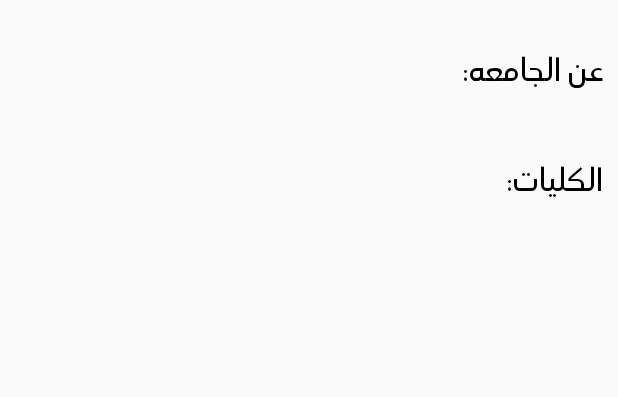
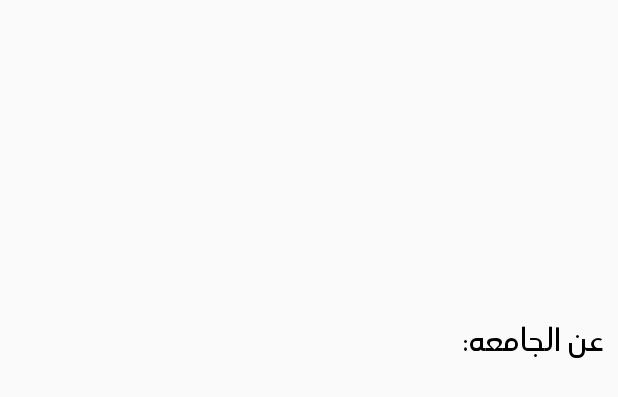
Before and after one commit to Abdulrahman-AlGhamdi/Saudi-Universities-Directory, an Android app: the layout fragment_details.xml on its own in the app's theme, with its tools: preview values and no code run, on a phone screen of 412 x 824 dp. Shown: the top 397 px of the screen. Run offline under Robolectric (Android 15) with nearby library versions, the phone set to English and light mode, and no system bars.

Commit message:
1- Change College From Hard Text String to a University's Web Page for Colleges

```diff
--- a/app/src/main/AndroidManifest.xml
+++ b/app/src/main/AndroidManifest.xml
@@ -1,6 +1,5 @@
 <?xml version="1.0" encoding="utf-8"?>
 <manifest
-
     xmlns:android="http://schemas.android.com/apk/res/android"
     package="com.ss.universitiesdirectory">
 
@@ -21,5 +20,4 @@
             </intent-filter>
         </activity>
     </application>
-
 </manifest>
--- a/app/src/main/java/com/ss/universitiesdirectory/Fragment/NewsFragment.java
+++ b/app/src/main/java/com/ss/universitiesdirectory/Fragment/NewsFragment.java
@@ -17,6 +17,7 @@ public class NewsFragment extends Fragment {
 
         Bundle bundle = this.getArguments();
         ListView listView = view.findViewById(R.id.NewsList);
+
         if(bundle.getString("News") != null){
             new Downloader(getActivity(), bundle.getString("News"), listView).execute();
         }
--- a/app/src/main/java/com/ss/universitiesdirectory/Fragment/UniversitiesFragment.java
+++ b/app/src/main/java/com/ss/universitiesdirectory/Fragment/UniversitiesFragment.java
@@ -358,7 +358,7 @@ public class UniversitiesFragment extends Fragment {
             bundle.putString("About", model.getAbout());
         }
         if(model.getCollege() != null){
-            bundle.putString("Collage", model.getCollege());
+            bundle.putString("College", model.getCollege());
         }
         if(model.getTwitter() != null){
             bundle.putString("Twitter", model.getTwitter());
--- a/app/src/main/res/layout/fragment_details.xml
+++ b/app/src/main/res/layout/fragment_details.xml
@@ -10,7 +10,7 @@
     <ImageView
         android:id="@+id/Logo"
         android:layout_width="match_parent"
-        android:layout_height="wrap_content"
+        android:layout_height="200dp"
         app:layout_constraintEnd_toEndOf="parent"
         app:layout_constraintStart_toStartOf="parent"
         app:layout_constraintTop_toTopOf="parent"
@@ -55,31 +55,21 @@
                     app:layout_constraintEnd_toEndOf="parent"
                     app:layout_constraintStart_toStartOf="parent"
                     app:layout_constraintTop_toBottomOf="@+id/AboutUniversity" />
+            </androidx.constraintlayout.widget.ConstraintLayout>
 
-                <TextView
-                    android:id="@+id/College"
-                    android:layout_width="wrap_content"
-                    android:layout_height="wrap_content"
-                    android:fontFamily="@font/questv_regular"
-                    android:text="@string/college"
-                    android:textColor="@color/Black"
-                    android:textSize="20sp"
-                    android:layout_marginTop="5dp"
-                    app:layout_constraintEnd_toEndOf="parent"
-                    app:layout_constraintTop_toBottomOf="@+id/AboutText" />
-
-                <TextView
-                    android:id="@+id/CollegeText"
-                    android:layout_width="match_parent"
-                    android:layout_height="wrap_content"
-                    android:layout_marginTop="5dp"
-                    android:fontFamily="@font/questv_regular"
-                    android:textSize="15sp"
-                    app:layout_constraintEnd_toEndOf="parent"
-                    app:layout_constraintStart_toStartOf="parent"
-                    app:layout_constraintTop_toBottomOf="@+id/College" />
-
-            </androidx.constraintlayout.widget.ConstraintLayout>
+            <Button
+                android:layout_marginTop="20dp"
+                android:id="@+id/College"
+                android:layout_width="match_parent"
+                android:layout_height="wrap_content"
+                android:background="@drawable/college_button_design"
+                android:text="@string/college"
+                android:visibility="gone"
+                android:textColor="@color/Beige"
+                android:textSize="20sp"
+                android:fontFamily="@font/questv_regular"
+                app:layout_constraintStart_toStartOf="parent"
+                app:layout_constraintTop_toTopOf="parent" />
 
             <Button
                 android:layout_marginTop="20dp"
@@ -124,7 +114,5 @@
                 android:background="@drawable/communication_button_design"
                 app:layout_constraintStart_toStartOf="parent" />
         </LinearLayout>
-
     </ScrollView>
-
 </androidx.constraintlayout.widget.ConstraintLayout>
--- a/app/src/main/res/values/colors.xml
+++ b/app/src/main/res/values/colors.xml
@@ -11,4 +11,5 @@
     <color name="Blue">#00949b</color>
     <color name="Red">#e84c3d</color>
     <color name="Brown">#5d250a</color>
+    <color name="Purple">#576f9e</color>
 </resources>
--- a/app/src/main/res/values/strings.xml
+++ b/app/src/main/res/values/strings.xml
@@ -5,7 +5,7 @@
     <string name="news">أخبار</string>
     <string name="location">موقع</string>
     <string name="about">عن الجامعه:</string>
-    <string name="college">الكليات:</string>
+    <string name="college">الكليات</string>
     <string name="communication">تواصل</string>
 
     // Region Strings
@@ -44,4 +44,6 @@
     <string name="northern_borders_university">جامعة الحدود الشمالية</string>
     <string name="imam_abdulrahman_university">جامعة الإمام عبدالرحمن</string>
     <string name="saudi_electronic_university">الجامعة السعودية الإلكترونية</string>
+    <!-- TODO: Remove or change this placeholder text -->
+    <string name="hello_blank_fragment">Hello blank fragment</string>
 </resources>
```
Also changed, not shown: app/src/main/java/com/ss/universitiesdirectory/Fragment/DetailsFragment.java (+20 -9 lines).
